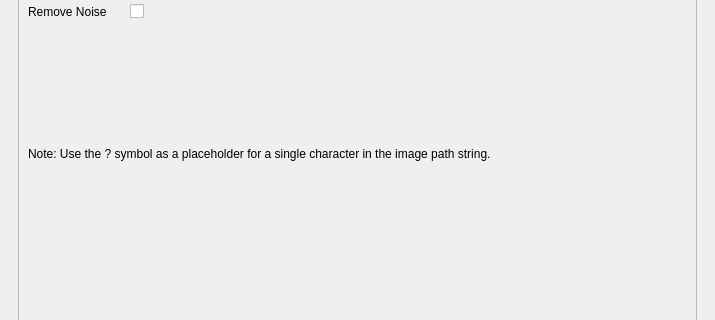
Before: the Qt Designer form gui/main_window.ui in mkhoshbin1/vcams, drawn with Qt 5; both pictures show x 0 to 715 and y 251 to 571 of the 715 by 760 pixel window.
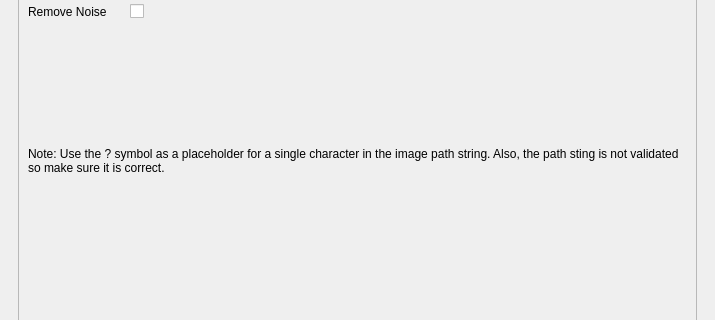
After: the same form once the commit is applied. Custom widgets are drawn as their Qt base class.

```diff
--- a/gui/main_window.ui
+++ b/gui/main_window.ui
@@ -769,11 +769,17 @@
             <item>
              <widget class="QLabel" name="modeling_image_footnote">
               <property name="text">
-               <string>Note: Use the ? symbol as a placeholder for a single character in the image path string.</string>
+               <string>Note: Use the ? symbol as a placeholder for a single character in the image path string. Also, the path sting is not validated so make sure it is correct.</string>
+              </property>
+              <property name="textFormat">
+               <enum>Qt::AutoText</enum>
               </property>
               <property name="alignment">
                <set>Qt::AlignLeading|Qt::AlignLeft|Qt::AlignTop</set>
               </property>
+              <property name="wordWrap">
+               <bool>true</bool>
+              </property>
              </widget>
             </item>
            </layout>
```
